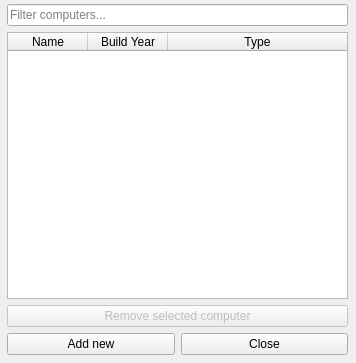
sandraBender/VLN1-hopur2, file compwindow.ui: the form before one commit.
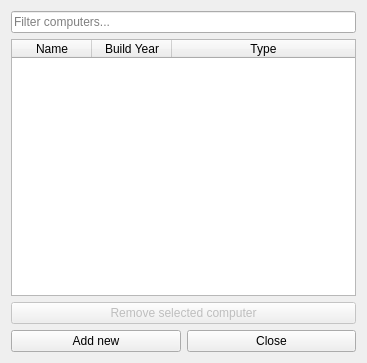
The form after the commit.

Patch:
```diff
--- a/compwindow.ui
+++ b/compwindow.ui
@@ -6,22 +6,15 @@
    <rect>
     <x>0</x>
     <y>0</y>
-    <width>356</width>
+    <width>367</width>
     <height>363</height>
    </rect>
   </property>
   <property name="windowTitle">
    <string>Dialog</string>
   </property>
-  <widget class="QWidget" name="layoutWidget">
-   <property name="geometry">
-    <rect>
-     <x>7</x>
-     <y>4</y>
-     <width>341</width>
-     <height>351</height>
-    </rect>
-   </property>
+  <layout class="QVBoxLayout" name="verticalLayout_2">
+   <item>
    <layout class="QVBoxLayout" name="verticalLayout">
     <item>
      <widget class="QLineEdit" name="line_filter_computers">
@@ -99,7 +92,8 @@
      </layout>
     </item>
    </layout>
-  </widget>
+   </item>
+  </layout>
  </widget>
  <resources/>
  <connections/>
```
Lines whose indentation alone changed are shown as unchanged.
